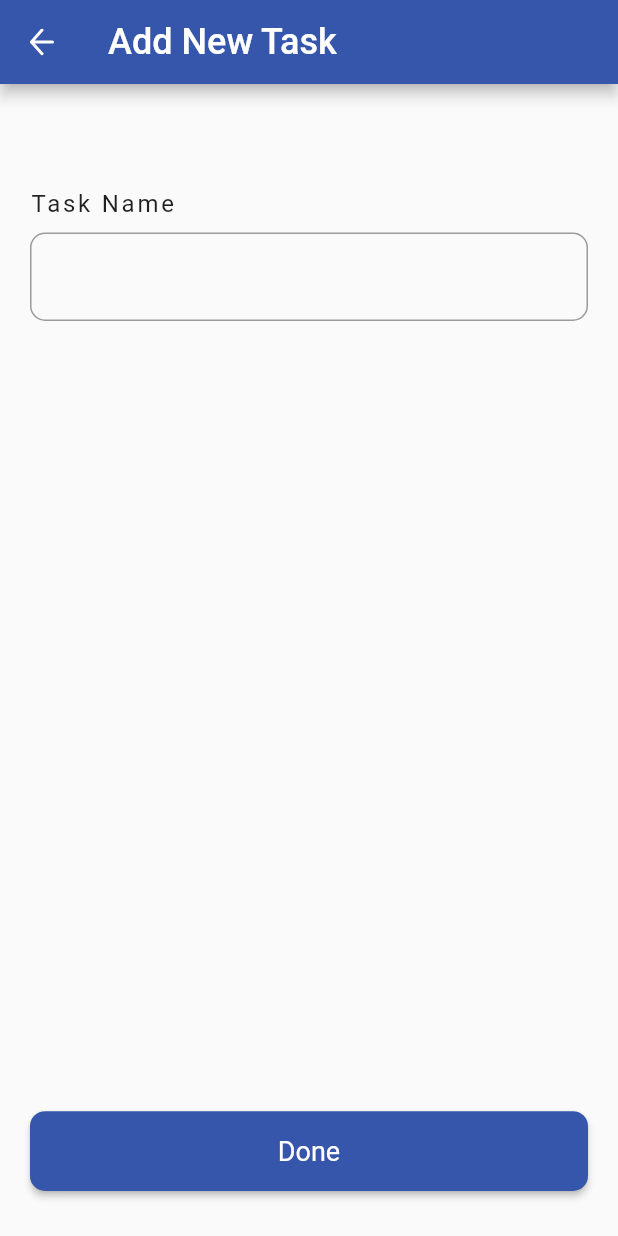
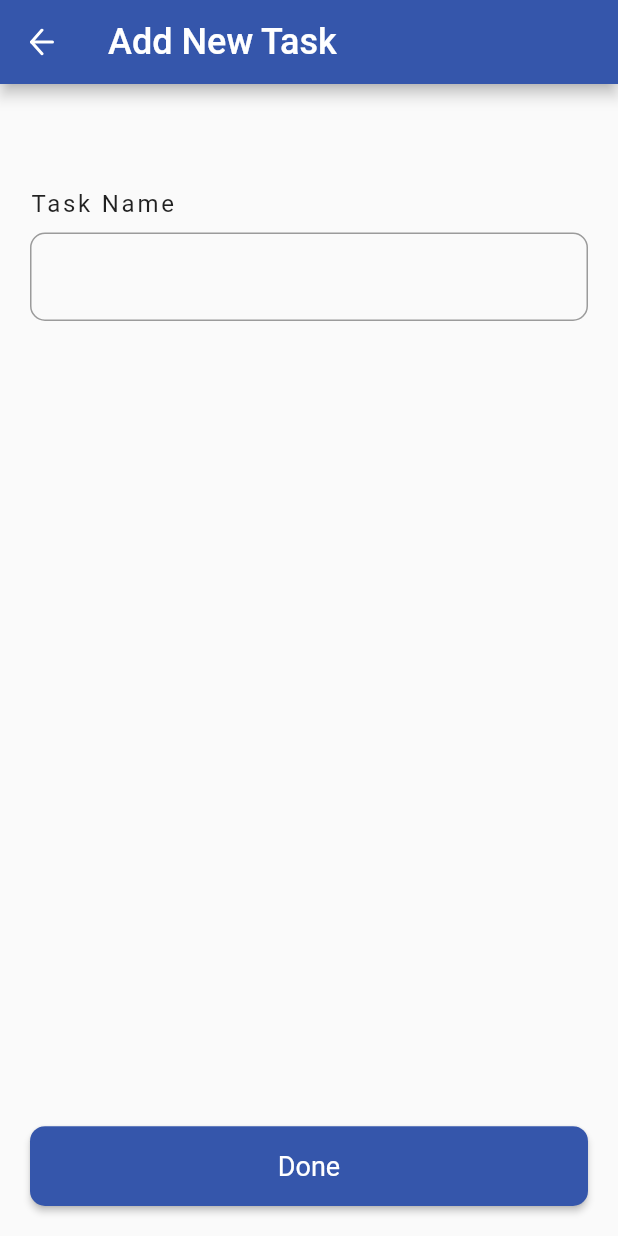
Before and after one commit to abdullah-19-8/FLutter_todo_list, a Flutter app: the screen it shows after launch, after a tap on the "add" icon, on a phone screen of 412 x 824 dp. Run offline on Flutter 3.47's test engine with Material 2 defaults, Android fonts, the phone set to English and light mode, and no system bars; our stand-ins replace flutter_svg, fluttertoast.

Commit message:
some bugs were fixed

```diff
--- a/lib/views/home/widgets/home_profile_header.dart
+++ b/lib/views/home/widgets/home_profile_header.dart
@@ -13,9 +13,10 @@ class HomeProfileHeader extends StatelessWidget {
   Widget build(BuildContext context) {
     return Container(
       width: double.infinity,
-      height: 110 / screenHeight * size.height,
-      padding: EdgeInsets.symmetric(
-        horizontal: 32 / screenWidth * size.width,
+      height: 120 / screenHeight * size.height,
+      padding: EdgeInsets.only(
+        left: 32 / screenWidth * size.width,
+        top: 15 / screenHeight * size.height,
       ),
       decoration: const BoxDecoration(
         color: Color(0xFF3556AB),
--- a/lib/views/task/task_screen.dart
+++ b/lib/views/task/task_screen.dart
@@ -32,7 +32,6 @@ class _TaskScreenState extends State<TaskScreen> {
   Widget build(BuildContext context) {
     return Consumer<TaskController>(builder: (context, provider, _) {
       return Scaffold(
-        resizeToAvoidBottomInset: false,
         appBar: AppBar(
           backgroundColor: primaryColor,
           title: Text(
@@ -82,7 +81,15 @@ class _TaskScreenState extends State<TaskScreen> {
                 ),
               ),
               const Spacer(),
-              ElevatedButton(
+            ],
+          ),
+        ),
+        bottomSheet: Padding(
+          padding: const EdgeInsets.symmetric(
+            horizontal: 20,
+            vertical: 20,
+          ),
+          child: ElevatedButton(
             style: ElevatedButton.styleFrom(
               backgroundColor: primaryColor,
               minimumSize: Size(
@@ -95,11 +102,15 @@ class _TaskScreenState extends State<TaskScreen> {
             ),
             onPressed: () {
               if (_taskController.text.isEmpty) {
+                Fluttertoast.cancel();
+
                 Fluttertoast.showToast(
                   msg: 'Task name is empty',
                   gravity: ToastGravity.BOTTOM,
                   backgroundColor: Colors.white,
                   textColor: Colors.red,
+                  timeInSecForIosWeb: 1,
+                  toastLength: Toast.LENGTH_SHORT,
                 );
                 return;
               }
@@ -109,6 +120,7 @@ class _TaskScreenState extends State<TaskScreen> {
                 return;
               }
               if (widget.task!.title == _taskController.text) {
+                Fluttertoast.cancel();
                 Fluttertoast.showToast(
                   msg: 'Task name is same',
                   gravity: ToastGravity.BOTTOM,
@@ -135,11 +147,6 @@ class _TaskScreenState extends State<TaskScreen> {
               ),
             ),
           ),
-              const SizedBox(
-                height: 10,
-              ),
-            ],
-          ),
         ),
       );
     });
```
Lines whose indentation alone changed are shown as unchanged.
